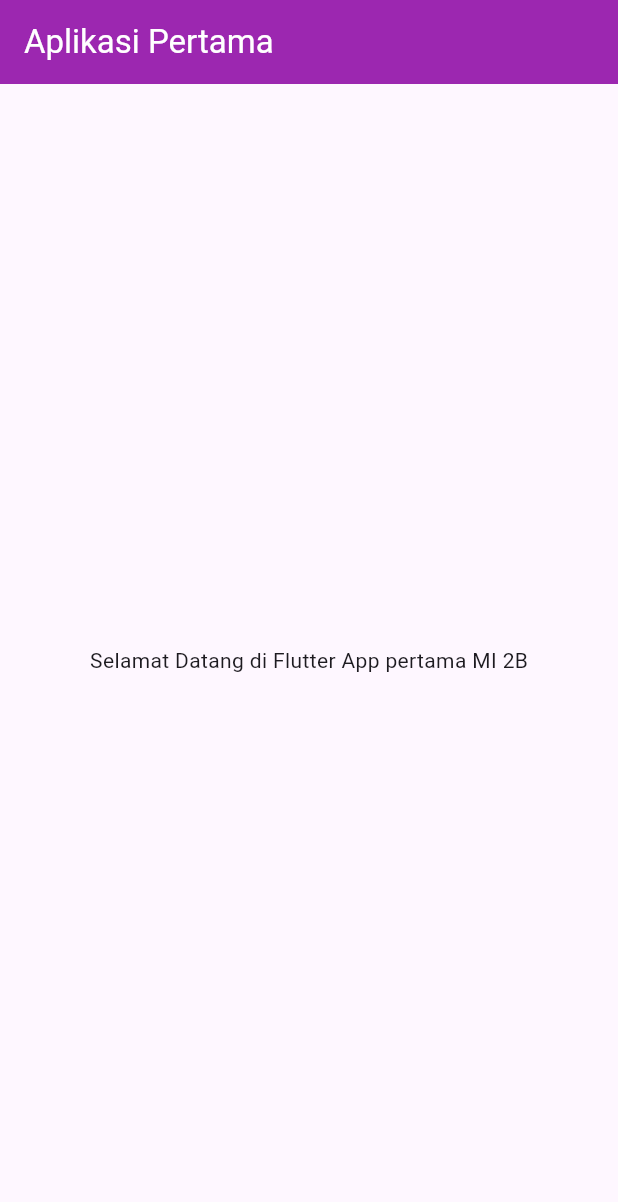
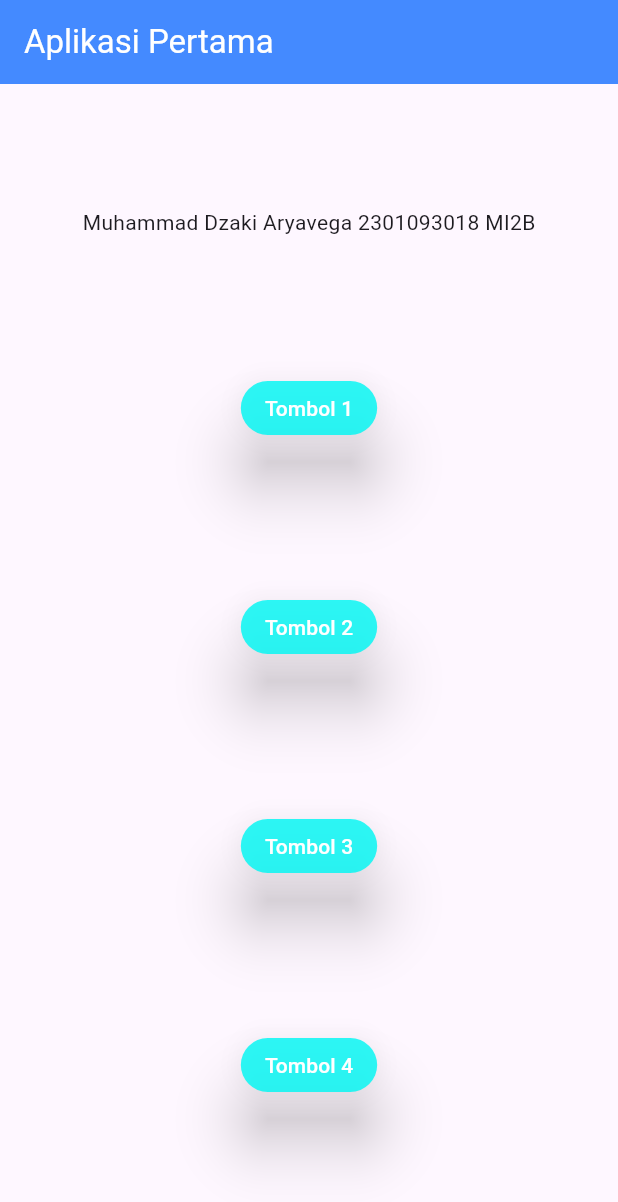
Before and after one commit to MuhammadDzakiAryavega/Project_flutter, a Flutter app: the screen it shows after launch, on a phone screen of 412 x 824 dp. Shown: the top 1202 px of the screen. Run offline on Flutter 3.47's test engine with Material 3 defaults, Android fonts, the light colour scheme and no system bars.

Commit message:
first commit

```diff
--- a/lib/main.dart
+++ b/lib/main.dart
@@ -1,4 +1,8 @@
 import 'package:flutter/material.dart';
+import 'package:pertemuan_pertama/Screen/page_satu.dart';
+import 'package:pertemuan_pertama/Screen/page_dua.dart';
+import 'package:pertemuan_pertama/Screen/page_tiga.dart';
+import 'package:pertemuan_pertama/Screen/page_empat.dart';
 
 void main() {
   runApp(const MyApp());
@@ -50,10 +54,80 @@
         title: Text('Aplikasi Pertama',
           style: TextStyle(color: Colors.white),
         ),
-        backgroundColor: Colors.purple,
+        backgroundColor: Colors.blueAccent,
       ),
       body: Center(
-        child: Text("Selamat Datang di Flutter App pertama MI 2B"),
+        child: Column(
+           mainAxisAlignment: MainAxisAlignment.spaceEvenly,
+          crossAxisAlignment: CrossAxisAlignment.center,
+          children: [
+            Text("Muhammad Dzaki Aryavega 2301093018 MI2B"),
+              Padding(
+                padding: const EdgeInsets.all(8.0),
+                child: MaterialButton(onPressed: (){
+                  Navigator.push(context, MaterialPageRoute(builder: (context) => const PageSatu()));
+                },
+                elevation: 18.0,
+                shape: RoundedRectangleBorder(borderRadius: BorderRadius.circular(20)),
+
+                //color: Colors.blueAccent,
+                color: Color.fromARGB(209, 0, 247, 243),
+                child: Text('Tombol 1',
+                style: TextStyle(fontSize: 14, color: Colors.white),
+                ),
+                ),
+              ),
+
+              Padding(
+                padding: const EdgeInsets.all(8.0),
+                child: MaterialButton(onPressed: (){
+                  Navigator.push(context, MaterialPageRoute(builder: (context) => const PageDua()));
+                },
+                elevation: 18.0,
+                shape: RoundedRectangleBorder(borderRadius: BorderRadius.circular(20)),
+
+                //color: Colors.blueAccent,
+                color: Color.fromARGB(209, 0, 247, 243),
+                child: Text('Tombol 2',
+                style: TextStyle(fontSize: 14, color: Colors.white),
+                ),
+                ),
+              ),
+
+              Padding(
+                padding: const EdgeInsets.all(8.0),
+                child: MaterialButton(onPressed: (){
+                  Navigator.push(context, MaterialPageRoute(builder: (context) => const PageTiga()));
+                },
+                elevation: 18.0,
+                shape: RoundedRectangleBorder(borderRadius: BorderRadius.circular(20)),
+
+                //color: Colors.blueAccent,
+                color: Color.fromARGB(209, 0, 247, 243),
+                child: Text('Tombol 3',
+                style: TextStyle(fontSize: 14, color: Colors.white),
+                ),
+                ),
+              ),
+
+              Padding(
+                padding: const EdgeInsets.all(8.0),
+                child: MaterialButton(onPressed: (){
+                  Navigator.push(context, MaterialPageRoute(builder: (context) => const PageEmpat()));
+                },
+                elevation: 18.0,
+                shape: RoundedRectangleBorder(borderRadius: BorderRadius.circular(20)),
+
+                //color: Colors.blueAccent,
+                color: Color.fromARGB(209, 0, 247, 243),
+                child: Text('Tombol 4',
+                style: TextStyle(fontSize: 14, color: Colors.white),
+                ),
+                ),
+              ),
+
+          ],
+        )
         //child :  cuma bisa nampung 1 widget
         //children : bisa nampung beberapa widget
       ),
```
Also changed, not shown: lib/Screen/page_dua.dart (added, +40 -0 lines), lib/Screen/page_empat.dart (added, +29 -0 lines), lib/Screen/page_satu.dart (added, +18 -0 lines), lib/Screen/page_tiga.dart (added, +60 -0 lines).
